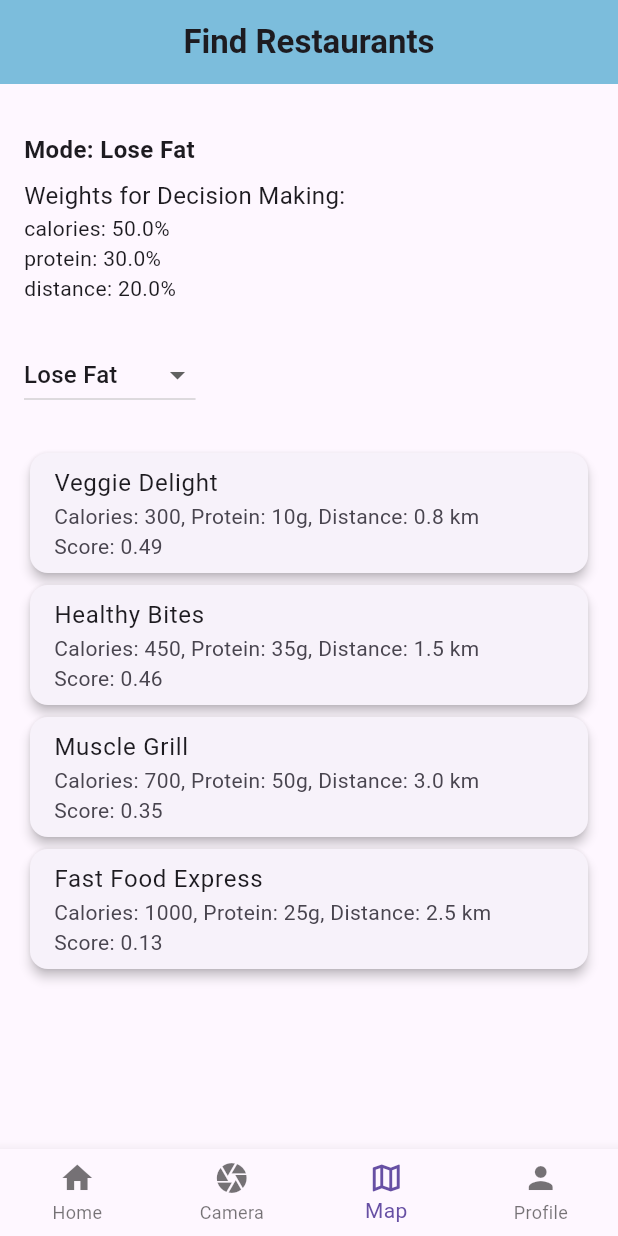
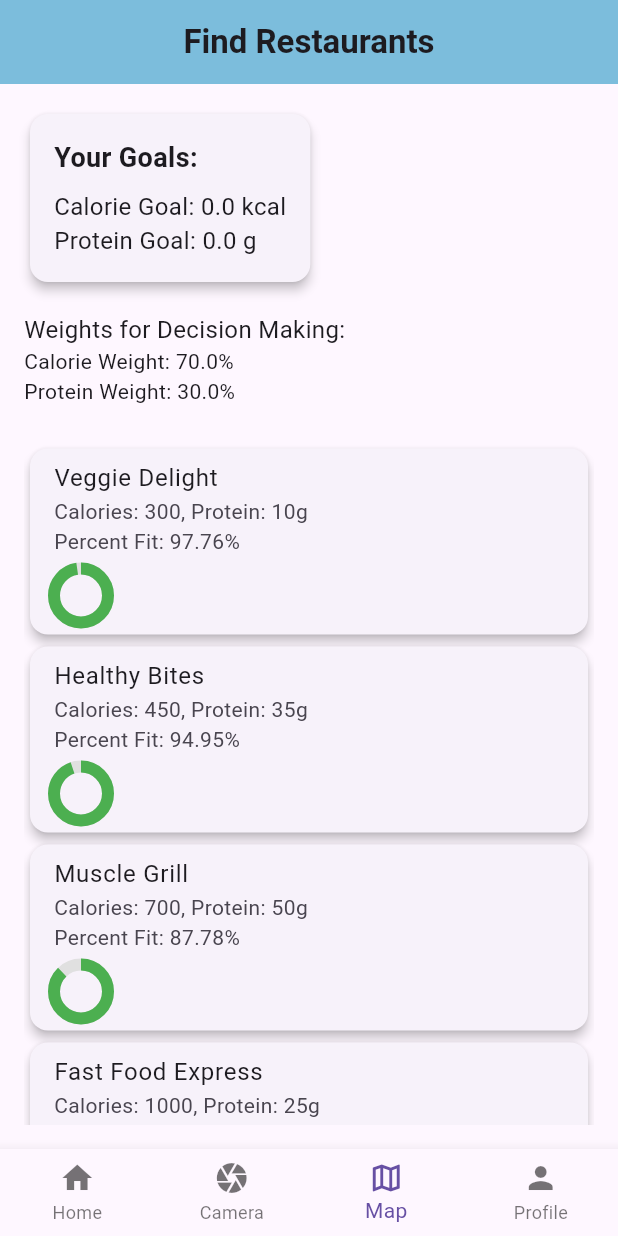
Before and after one commit to lufia0813/SnapEats, a Flutter app: the screen it shows after launch, item 3 of the bottom bar chosen, on a phone screen of 412 x 824 dp. Run offline on Flutter 3.47's test engine with Material 3 defaults, Android fonts, the phone set to English and light mode, and no system bars; our stand-ins replace camera.

Commit message:
Added weighted scoring based on protein and calories

```diff
--- a/snapeats/lib/mappage.dart
+++ b/snapeats/lib/mappage.dart
@@ -1,6 +1,7 @@
 import 'package:flutter/material.dart';
 import 'package:provider/provider.dart';
 import 'user_profile.dart';
+import 'dart:math';
 
 class MapPage extends StatefulWidget {
   @override
@@ -8,37 +9,65 @@ class MapPage extends StatefulWidget {
 }
 
 class _MapPageState extends State<MapPage> {
-  String currentMode = "Lose Fat"; // Default mode
-  final Map<String, Map<String, double>> modes = {
-    "Lose Fat": {"calories": 0.5, "protein": 0.3, "distance": 0.2},
-    "Gain Muscle": {"calories": 0.3, "protein": 0.5, "distance": 0.2},
-    "Nearby": {"calories": 0.2, "protein": 0.3, "distance": 0.5},
-  };
-
   // Sample restaurant data
   List<Map<String, dynamic>> restaurants = [
-    {"name": "Healthy Bites", "calories": 450, "protein": 35, "distance": 1.5},
-    {"name": "Muscle Grill", "calories": 700, "protein": 50, "distance": 3.0},
-    {"name": "Veggie Delight", "calories": 300, "protein": 10, "distance": 0.8},
-    {"name": "Fast Food Express", "calories": 1000, "protein": 25, "distance": 2.5},
+    {"name": "Healthy Bites", "calories": 450, "protein": 35},
+    {"name": "Muscle Grill", "calories": 700, "protein": 50},
+    {"name": "Veggie Delight", "calories": 300, "protein": 10},
+    {"name": "Fast Food Express", "calories": 1000, "protein": 25},
+    {"name": "Rowans Canteen", "calories": 2000, "protein": 200},
   ];
 
   @override
   Widget build(BuildContext context) {
-    final userProfile = context.watch<UserProfile>();
+    final userProfile = context.watch<UserProfile>(); // Watch user profile for changes
 
-    // Function to calculate restaurant score based on the selected mode
-    double calculateScore(Map<String, dynamic> restaurant) {
-      Map<String, double> weights = modes[currentMode]!;
+    // Determine currentMode and weights based on the user's goal
+    String currentMode = userProfile.goals ?? "Lose Fat";  // Default to "Lose Fat" if no goal is set
+
+    // Weights based on goals
+    Map<String, Map<String, double>> modeWeights = {
+      "Lose Fat": {"calories": 0.7, "protein": 0.3},  // prioritize calories for fat loss
+      "Gain Muscle": {"calories": 0.4, "protein": 0.6}, // prioritize protein for muscle gain
+      "Maintain": {"calories": 0.5, "protein": 0.5}, // equal focus on both for maintenance
+    };
+
+    // Fetch user's macronutrient goals from the user profile
+    double proteinGoal = userProfile.proteinTarget ?? 50;  // Default protein goal
+    double calorieGoal = userProfile.calorieTarget ?? 500;  // Default calorie goal
+    double calorieWeight = modeWeights[currentMode]!["calories"] ?? 0.5;
+    double proteinWeight = modeWeights[currentMode]!["protein"] ?? 0.5;
+
+    // Function to calculate the squared difference and score for a restaurant
+    double calculateScore(Map<String, dynamic> restaurant, double calorieGoal, double proteinGoal, double calorieWeight, double proteinWeight) {
       double score = 0;
-      score += weights["calories"]! * (1000 - restaurant["calories"]) / 1000; // lower calories better
-      score += weights["protein"]! * restaurant["protein"] / 100; // higher protein better
-      score += weights["distance"]! * (1 / (1 + restaurant["distance"])); // shorter distance better
+
+      // Calorie score: lower calories are better
+      score += calorieWeight * pow((restaurant["calories"] - calorieGoal), 2);
+
+      // Protein score: higher protein is better
+      score += proteinWeight * pow((restaurant["protein"] - proteinGoal), 2);
       return score;
     }
 
     // Sort restaurants by score
-    restaurants.sort((a, b) => calculateScore(b).compareTo(calculateScore(a)));
+    List<Map<String, dynamic>> sortedRestaurants = List.from(restaurants);
+    sortedRestaurants.sort((a, b) {
+      double scoreA = calculateScore(a, calorieGoal, proteinGoal, calorieWeight, proteinWeight);
+      double scoreB = calculateScore(b, calorieGoal, proteinGoal, calorieWeight, proteinWeight);
+      return scoreA.compareTo(scoreB); // Sort in ascending order of score
+    });
+
+    // Calculate the maximum score for normalization
+    double maxScore = sortedRestaurants.isNotEmpty
+        ? calculateScore(sortedRestaurants[sortedRestaurants.length - 1], calorieGoal, proteinGoal, calorieWeight, proteinWeight)
+        : 1;
+
+    // Normalize the score to percentage (percent fit)
+    double calculatePercentFit(Map<String, dynamic> restaurant) {
+      double score = calculateScore(restaurant, calorieGoal, proteinGoal, calorieWeight, proteinWeight);
+      return 100-((score / maxScore) * 100); // Normalize to percentage
+    }
 
     return Scaffold(
       appBar: AppBar(
@@ -55,7 +84,6 @@ class _MapPageState extends State<MapPage> {
           crossAxisAlignment: CrossAxisAlignment.start,
           children: [
             // Display user's goals at the top of the screen
-            if (userProfile.goals != null)
             Card(
               elevation: 3,
               shape: RoundedRectangleBorder(
@@ -63,57 +91,37 @@ class _MapPageState extends State<MapPage> {
               ),
               child: Padding(
                 padding: const EdgeInsets.all(16.0),
-                  child: Text(
-                    "Your Goal: ${userProfile.goals}",
-                    style: const TextStyle(
-                        fontSize: 18, fontWeight: FontWeight.bold),
+                child: Column(
+                  crossAxisAlignment: CrossAxisAlignment.start,
+                  children: [
+                    Text(
+                      "Your Goals:",
+                      style: TextStyle(fontSize: 18, fontWeight: FontWeight.bold),
+                    ),
+                    const SizedBox(height: 8),
+                    Text("Calorie Goal: $calorieGoal kcal", style: TextStyle(fontSize: 16)),
+                    Text("Protein Goal: $proteinGoal g", style: TextStyle(fontSize: 16)),
+                  ],
                 ),
               ),
             ),
             const SizedBox(height: 16),
-            // Display current mode
-            Text(
-              "Mode: $currentMode",
-              style: const TextStyle(
-                  fontSize: 16, fontWeight: FontWeight.bold),
-            ),
-            const SizedBox(height: 8),
+            // Display weight settings for decision making
             const Text(
               "Weights for Decision Making:",
               style: TextStyle(fontSize: 16),
             ),
-            ...modes[currentMode]!.entries.map(
-              (entry) => Text(
-                "${entry.key}: ${(entry.value * 100).toStringAsFixed(1)}%",
-                style: const TextStyle(fontSize: 14),
-              ),
-            ),
+            Text("Calorie Weight: ${(calorieWeight * 100).toStringAsFixed(1)}%", style: TextStyle(fontSize: 14)),
+            Text("Protein Weight: ${(proteinWeight * 100).toStringAsFixed(1)}%", style: TextStyle(fontSize: 14)),
             const SizedBox(height: 24),
-            // Dropdown for selecting the mode
-            DropdownButton<String>(
-              value: currentMode,
-              items: modes.keys
-                  .map((mode) => DropdownMenuItem<String>(
-                        value: mode,
-                        child: Text(mode),
-                      ))
-                  .toList(),
-              onChanged: (value) {
-                if (value != null) {
-                  setState(() {
-                    currentMode = value;
-                  });
-                }
-              },
-            ),
-            const SizedBox(height: 24),
-            // Display restaurant rankings based on the mode
+            // Display restaurant rankings based on the user profile and goals
             Expanded(
               child: ListView.builder(
-                itemCount: restaurants.length,
+                itemCount: sortedRestaurants.length,
                 itemBuilder: (context, index) {
-                  var restaurant = restaurants[index];
-                  double score = calculateScore(restaurant);
+                  var restaurant = sortedRestaurants[index];
+                  double percentFit = calculatePercentFit(restaurant);
+
                   return Card(
                     elevation: 3,
                     shape: RoundedRectangleBorder(
@@ -121,8 +129,24 @@ class _MapPageState extends State<MapPage> {
                     ),
                     child: ListTile(
                       title: Text(restaurant["name"]),
-                      subtitle: Text(
-                          "Calories: ${restaurant["calories"]}, Protein: ${restaurant["protein"]}g, Distance: ${restaurant["distance"]} km\nScore: ${score.toStringAsFixed(2)}"),
+                      subtitle: Column(
+                        crossAxisAlignment: CrossAxisAlignment.start,
+                        children: [
+                          Text(
+                              "Calories: ${restaurant["calories"]}, Protein: ${restaurant["protein"]}g"),
+                          Text("Percent Fit: ${percentFit.toStringAsFixed(2)}%"),
+                          SizedBox(height: 8),
+                          // Circular Progress Indicator
+                          CircularProgressIndicator(
+                            value: percentFit / 100,
+                            strokeWidth: 8,
+                            backgroundColor: Colors.grey[300],
+                            valueColor: AlwaysStoppedAnimation<Color>(
+                              percentFit > 50 ? Colors.green : Colors.red,
+                            ),
+                          ),
+                        ],
+                      ),
                     ),
                   );
                 },
--- a/snapeats/lib/profile_page.dart
+++ b/snapeats/lib/profile_page.dart
@@ -34,6 +34,8 @@ class _ProfilePageState extends State<ProfilePage> {
 
   @override
   Widget build(BuildContext context) {
+    final userProfile = context.read<UserProfile>();
+
     return Scaffold(
       appBar: AppBar(
         title: const Text(
@@ -82,10 +84,7 @@ class _ProfilePageState extends State<ProfilePage> {
             DropdownButtonFormField<String>(
               value: _gender,
               items: ["Male", "Female"]
-                  .map((gender) => DropdownMenuItem<String>(
-                        value: gender,
-                        child: Text(gender),
-                      ))
+                  .map((gender) => DropdownMenuItem<String>(value: gender, child: Text(gender)))
                   .toList(),
               onChanged: (value) {
                 setState(() {
@@ -101,10 +100,7 @@ class _ProfilePageState extends State<ProfilePage> {
             DropdownButtonFormField<String>(
               value: _goals,
               items: ["Gain Muscle", "Lose Fat"]
-                  .map((goals) => DropdownMenuItem<String>(
-                        value: goals,
-                        child: Text(goals),
-                      ))
+                  .map((goals) => DropdownMenuItem<String>(value: goals, child: Text(goals)))
                   .toList(),
               onChanged: (value) {
                 setState(() {
@@ -132,7 +128,7 @@ class _ProfilePageState extends State<ProfilePage> {
                 }
 
                 // Save data to the global UserProfile instance
-                context.read<UserProfile>().updateProfile(height, weight, age, _gender!, _goals!);
+                userProfile.updateProfile(height, weight, age, _gender!, _goals!);
 
                 ScaffoldMessenger.of(context).showSnackBar(
                   const SnackBar(content: Text("Details Saved")),
--- a/snapeats/lib/user_profile.dart
+++ b/snapeats/lib/user_profile.dart
@@ -1,21 +1,55 @@
-// user_profile.dart
 import 'package:flutter/material.dart';
 
-class UserProfile with ChangeNotifier {
+class UserProfile extends ChangeNotifier {
   double? height;
   double? weight;
   int? age;
   String? gender;
   String? goals;
 
-  // Update the user's profile data
-  void updateProfile(double h, double w, int a, String g, String go) {
-    height = h;
-    weight = w;
-    age = a;
-    gender = g;
-    goals = go;
-    print(go);
-    notifyListeners(); // Notify listeners when data changes
+  // Initialize as nullable with a fallback
+  double? calorieTarget = 0;
+  double? proteinTarget = 0;
+  double? carbsTarget = 0;
+  double? fatTarget = 0;
+
+  void updateProfile(double height, double weight, int age, String gender, String goals) {
+    this.height = height;
+    this.weight = weight;
+    this.age = age;
+    this.gender = gender;
+    this.goals = goals;
+
+    _calculateTargets();
+    notifyListeners(); // Notify listeners about the changes
   }
+
+  void _calculateTargets() {
+    // Ensure that the values are not null before doing calculations
+    double bmr = 0;
+    if (gender == 'Male') {
+      bmr = 10 * weight! + 6.25 * height! - 5 * age! + 5;
+    } else if (gender == 'Female') {
+      bmr = 10 * weight! + 6.25 * height! - 5 * age! - 161;
+    }
+
+    // Adjust calories based on the goal (Gain or Lose)
+    calorieTarget = bmr * 1.2; // Sedentary activity level
+    if (goals == 'Gain Muscle') {
+      calorieTarget = calorieTarget!* 1.15; // 15% surplus
+    } else if (goals == 'Lose Fat') {
+      calorieTarget = calorieTarget!* 0.85; // 15% deficit
+    }
+
+    // Calculate macronutrient targets
+    proteinTarget = (calorieTarget! * 0.3) / 4; // 30% of calories, 4 kcal per gram
+    carbsTarget = (calorieTarget! * 0.5) / 4; // 50% of calories, 4 kcal per gram
+    fatTarget = (calorieTarget! * 0.2) / 9; // 20% of calories, 9 kcal per gram
+  }
+
+  // Getter methods for the macronutrient targets
+  double get getProteinTarget => proteinTarget ?? 0;
+  double get getCarbsTarget => carbsTarget ?? 0;
+  double get getFatTarget => fatTarget ?? 0;
+  double get getCalorieTarget => calorieTarget ?? 0;
 }
```
Also changed, not shown: snapeats/lib/homepage.dart (+16 -42 lines). Lines whose indentation alone changed are shown as unchanged.
